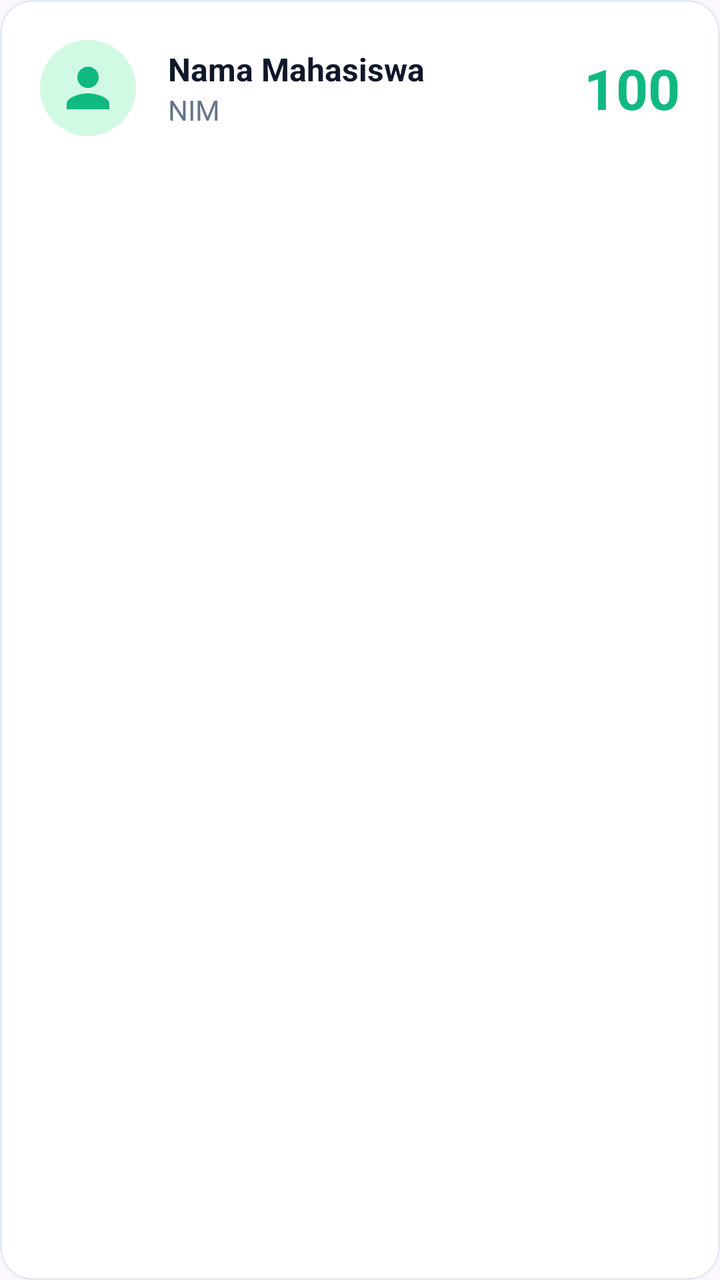
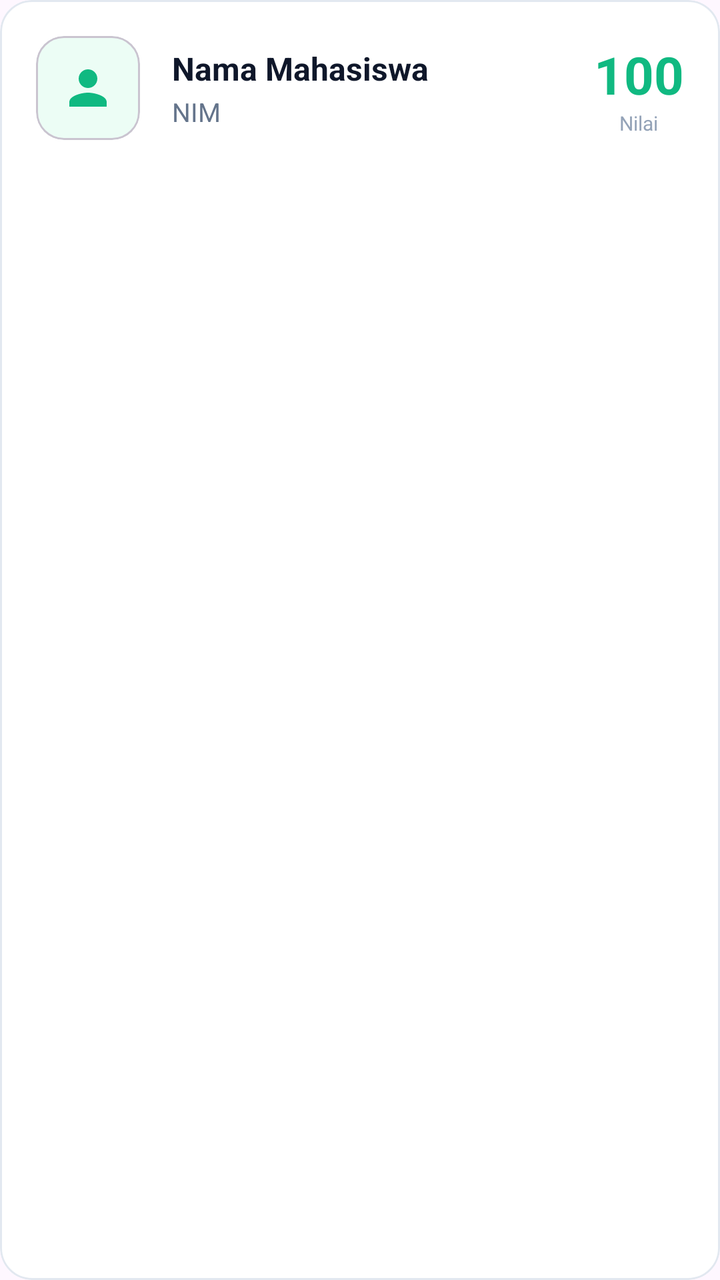

Screens rendered from an Android XML layout before and after an edit, with the pre-edit source and the edit as a unified diff.
<!-- AndroidManifest.xml: application theme Theme.IFUnjaniExam -->
<!-- res/layout/item_student_result.xml -->
<?xml version="1.0" encoding="utf-8"?>
<com.google.android.material.card.MaterialCardView xmlns:android="http://schemas.android.com/apk/res/android"
    xmlns:app="http://schemas.android.com/apk/res-auto"
    android:layout_width="match_parent"
    android:layout_height="wrap_content"
    android:layout_marginHorizontal="16dp"
    android:layout_marginVertical="8dp"
    android:clickable="true"
    android:focusable="true"
    android:foreground="?android:attr/selectableItemBackground"
    app:cardBackgroundColor="#FFFFFF"
    app:cardCornerRadius="16dp"
    app:cardElevation="0dp"
    app:strokeColor="#E2E8F0"
    app:strokeWidth="1dp">

    <LinearLayout
        android:layout_width="match_parent"
        android:layout_height="wrap_content"
        android:orientation="horizontal"
        android:padding="20dp"
        android:gravity="center_vertical">

        <ImageView
            android:layout_width="48dp"
            android:layout_height="48dp"
            android:padding="8dp"
            android:background="@drawable/circle_background"
            android:backgroundTint="#D1FAE5"
            android:src="@drawable/ic_person"
            app:tint="#10B981" />

        <LinearLayout
            android:layout_width="0dp"
            android:layout_height="wrap_content"
            android:layout_weight="1"
            android:orientation="vertical"
            android:layout_marginStart="16dp">

            <TextView
                android:id="@+id/tvStudentName"
                android:layout_width="wrap_content"
                android:layout_height="wrap_content"
                android:text="Nama Mahasiswa"
                android:textColor="#0F172A"
                android:textSize="16sp"
                android:textStyle="bold" />

            <TextView
                android:id="@+id/tvNim"
                android:layout_width="wrap_content"
                android:layout_height="wrap_content"
                android:text="NIM"
                android:textColor="#64748B"
                android:textSize="14sp" />
        </LinearLayout>

        <TextView
            android:id="@+id/tvScore"
            android:layout_width="wrap_content"
            android:layout_height="wrap_content"
            android:text="100"
            android:textSize="28sp"
            android:textStyle="bold"
            android:textColor="#10B981" />
    </LinearLayout>
</com.google.android.material.card.MaterialCardView>
<!-- resources referenced by this layout -->
<resources>
  <!-- drawable circle_background (drawable) -->
  <?xml version="1.0" encoding="utf-8"?>
  <shape xmlns:android="http://schemas.android.com/apk/res/android"
      android:shape="oval">
      <solid android:color="#FFFFFF" />
  </shape>
  <!-- drawable ic_person (drawable) -->
  <vector xmlns:android="http://schemas.android.com/apk/res/android"
      android:width="24dp"
      android:height="24dp"
      android:viewportWidth="24"
      android:viewportHeight="24"
      android:tint="#FFFFFF">
    <path
        android:fillColor="#FF000000"
        android:pathData="M12,12c2.21,0 4,-1.79 4,-4s-1.79,-4 -4,-4 -4,1.79 -4,4 1.79,4 4,4zm0,2c-2.67,0 -8,1.34 -8,4v2h16v-2c0,-2.66 -5.33,-4 -8,-4z"/>
  </vector>
  <style name="Theme.IFUnjaniExam" parent="Base.Theme.IFUnjaniExam" />
  <style name="Base.Theme.IFUnjaniExam" parent="Theme.Material3.DayNight.NoActionBar">
          
          
      </style>
</resources>

<!-- the commit's change to res/layout/item_student_result.xml (unified diff, before → after) -->
@@ -4,7 +4,7 @@
     android:layout_width="match_parent"
     android:layout_height="wrap_content"
     android:layout_marginHorizontal="16dp"
-    android:layout_marginVertical="8dp"
+    android:layout_marginVertical="6dp"
     android:clickable="true"
     android:focusable="true"
     android:foreground="?android:attr/selectableItemBackground"
@@ -18,17 +18,24 @@
         android:layout_width="match_parent"
         android:layout_height="wrap_content"
         android:orientation="horizontal"
-        android:padding="20dp"
+        android:padding="18dp"
         android:gravity="center_vertical">
 
-        <ImageView
-            android:layout_width="48dp"
-            android:layout_height="48dp"
-            android:padding="8dp"
-            android:background="@drawable/circle_background"
-            android:backgroundTint="#D1FAE5"
-            android:src="@drawable/ic_person"
-            app:tint="#10B981" />
+        
+        <com.google.android.material.card.MaterialCardView
+            android:layout_width="52dp"
+            android:layout_height="52dp"
+            app:cardCornerRadius="14dp"
+            app:cardElevation="0dp"
+            app:cardBackgroundColor="#ECFDF5">
+
+            <ImageView
+                android:layout_width="28dp"
+                android:layout_height="28dp"
+                android:layout_gravity="center"
+                android:src="@drawable/ic_person"
+                app:tint="#10B981" />
+        </com.google.android.material.card.MaterialCardView>
 
         <LinearLayout
             android:layout_width="0dp"
@@ -52,16 +59,32 @@
                 android:layout_height="wrap_content"
                 android:text="NIM"
                 android:textColor="#64748B"
-                android:textSize="14sp" />
+                android:textSize="13sp"
+                android:layout_marginTop="2dp" />
         </LinearLayout>
 
-        <TextView
-            android:id="@+id/tvScore"
+        
+        <LinearLayout
             android:layout_width="wrap_content"
             android:layout_height="wrap_content"
-            android:text="100"
-            android:textSize="28sp"
-            android:textStyle="bold"
-            android:textColor="#10B981" />
+            android:orientation="vertical"
+            android:gravity="center">
+
+            <TextView
+                android:id="@+id/tvScore"
+                android:layout_width="wrap_content"
+                android:layout_height="wrap_content"
+                android:text="100"
+                android:textSize="26sp"
+                android:textStyle="bold"
+                android:textColor="#10B981" />
+
+            <TextView
+                android:layout_width="wrap_content"
+                android:layout_height="wrap_content"
+                android:text="Nilai"
+                android:textColor="#94A3B8"
+                android:textSize="10sp" />
+        </LinearLayout>
     </LinearLayout>
 </com.google.android.material.card.MaterialCardView>
<!-- resource entries referenced after the edit -->
@@ -1,11 +1,5 @@
 <!-- resources referenced by this layout -->
 <resources>
-  <!-- drawable circle_background (drawable) -->
-  <?xml version="1.0" encoding="utf-8"?>
-  <shape xmlns:android="http://schemas.android.com/apk/res/android"
-      android:shape="oval">
-      <solid android:color="#FFFFFF" />
-  </shape>
   <!-- drawable ic_person (drawable) -->
   <vector xmlns:android="http://schemas.android.com/apk/res/android"
       android:width="24dp"
